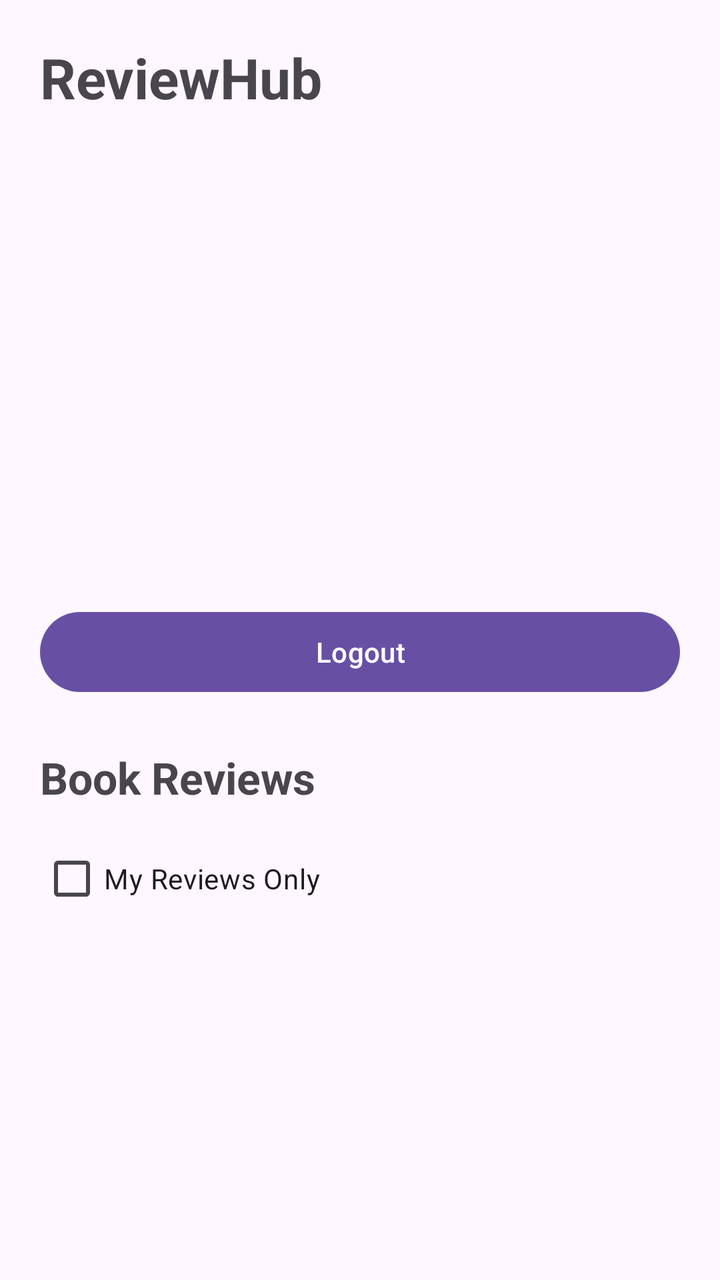
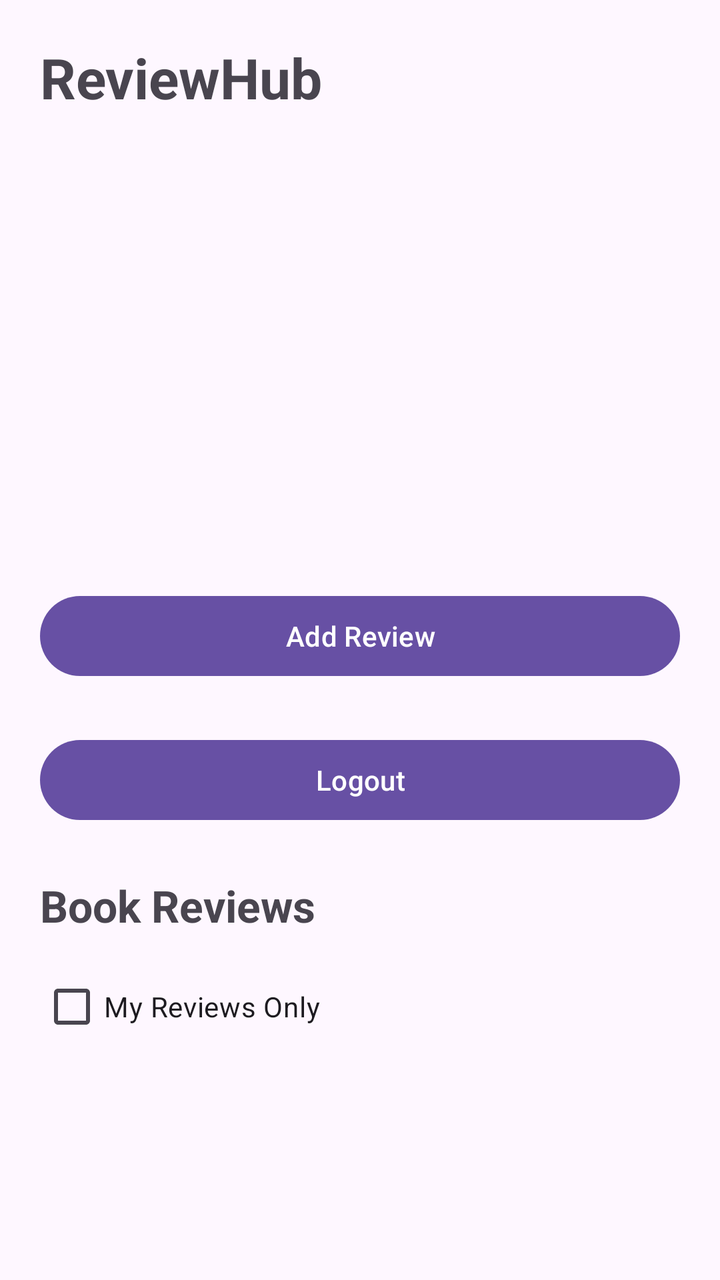

An Android layout rendered at two revisions. The XML below is the earlier revision; the diff shows what the commit changed to produce the second picture.
<!-- AndroidManifest.xml: application theme Theme.MiniProjectReviewHub -->
<!-- res/layout/activity_home.xml -->
<?xml version="1.0" encoding="utf-8"?>
<LinearLayout
    xmlns:android="http://schemas.android.com/apk/res/android"
    android:layout_width="match_parent"
    android:layout_height="match_parent"
    android:orientation="vertical"
    android:padding="20dp">

    <TextView
        android:layout_width="wrap_content"
        android:layout_height="wrap_content"
        android:text="ReviewHub"
        android:textSize="28sp"
        android:textStyle="bold"
        android:layout_marginBottom="20dp"/>

    <ProgressBar
        android:id="@+id/profileProgressBar"
        android:layout_width="wrap_content"
        android:layout_height="wrap_content"
        android:layout_gravity="center"
        android:visibility="gone"/>

    <ImageView
        android:id="@+id/profileImageView"
        android:layout_width="100dp"
        android:layout_height="100dp"
        android:layout_gravity="center"
        android:contentDescription="Profile photograph"
        android:scaleType="centerCrop"/>

    <TextView
        android:id="@+id/nameTextView"
        android:layout_width="match_parent"
        android:layout_height="wrap_content"
        android:textSize="22sp"
        android:textStyle="bold"
        android:gravity="center"
        android:layout_marginTop="12dp"/>

    <TextView
        android:id="@+id/emailTextView"
        android:layout_width="match_parent"
        android:layout_height="wrap_content"
        android:textSize="16sp"
        android:gravity="center"
        android:layout_marginTop="8dp"/>

    <TextView
        android:id="@+id/bioTextView"
        android:layout_width="match_parent"
        android:layout_height="wrap_content"
        android:textSize="16sp"
        android:gravity="center"
        android:layout_marginTop="8dp"/>

    <Button
        android:id="@+id/logoutButton"
        android:layout_width="match_parent"
        android:layout_height="wrap_content"
        android:text="Logout"
        android:layout_marginTop="24dp"/>


    <TextView
        android:layout_width="match_parent"
        android:layout_height="wrap_content"
        android:text="Book Reviews"
        android:textSize="22sp"
        android:textStyle="bold"
        android:layout_marginTop="24dp"
        android:layout_marginBottom="12dp"/>

    <CheckBox
        android:id="@+id/myReviewsCheckBox"
        android:layout_width="wrap_content"
        android:layout_height="wrap_content"
        android:text="My Reviews Only"/>

    <ProgressBar
        android:id="@+id/reviewsProgressBar"
        android:layout_width="wrap_content"
        android:layout_height="wrap_content"
        android:layout_gravity="center"
        android:visibility="gone"/>

    <TextView
        android:id="@+id/emptyReviewsTextView"
        android:layout_width="match_parent"
        android:layout_height="wrap_content"
        android:text="No reviews to display."
        android:gravity="center"
        android:padding="20dp"
        android:visibility="gone"/>

    <ListView
        android:id="@+id/reviewsListView"
        android:layout_width="match_parent"
        android:layout_height="0dp"
        android:layout_weight="1"
        android:dividerHeight="8dp"/>

</LinearLayout>
<!-- resources referenced by this layout -->
<resources>
  <style name="Theme.MiniProjectReviewHub" parent="Base.Theme.MiniProjectReviewHub" />
  <style name="Base.Theme.MiniProjectReviewHub" parent="Theme.Material3.DayNight.NoActionBar">
          
          
      </style>
</resources>

<!-- the commit's change to res/layout/activity_home.xml (unified diff, before → after) -->
@@ -55,6 +55,13 @@
         android:layout_marginTop="8dp"/>
 
     <Button
+        android:id="@+id/addReviewButton"
+        android:layout_width="match_parent"
+        android:layout_height="wrap_content"
+        android:text="Add Review"
+        android:layout_marginTop="16dp"/>
+
+    <Button
         android:id="@+id/logoutButton"
         android:layout_width="match_parent"
         android:layout_height="wrap_content"
